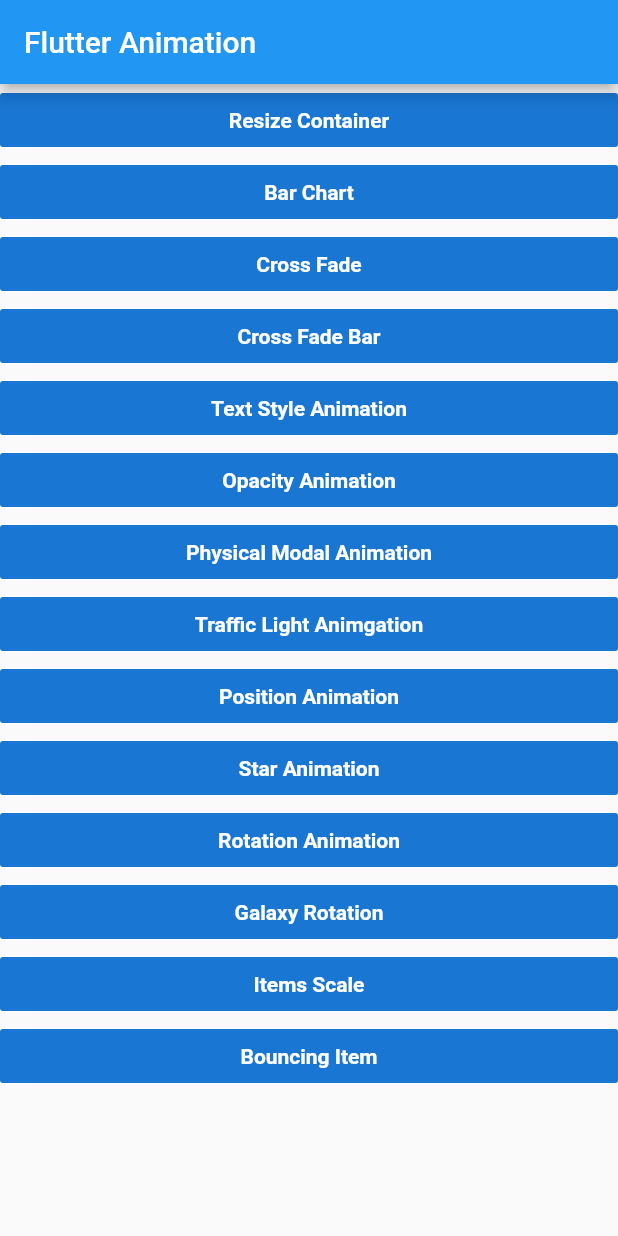
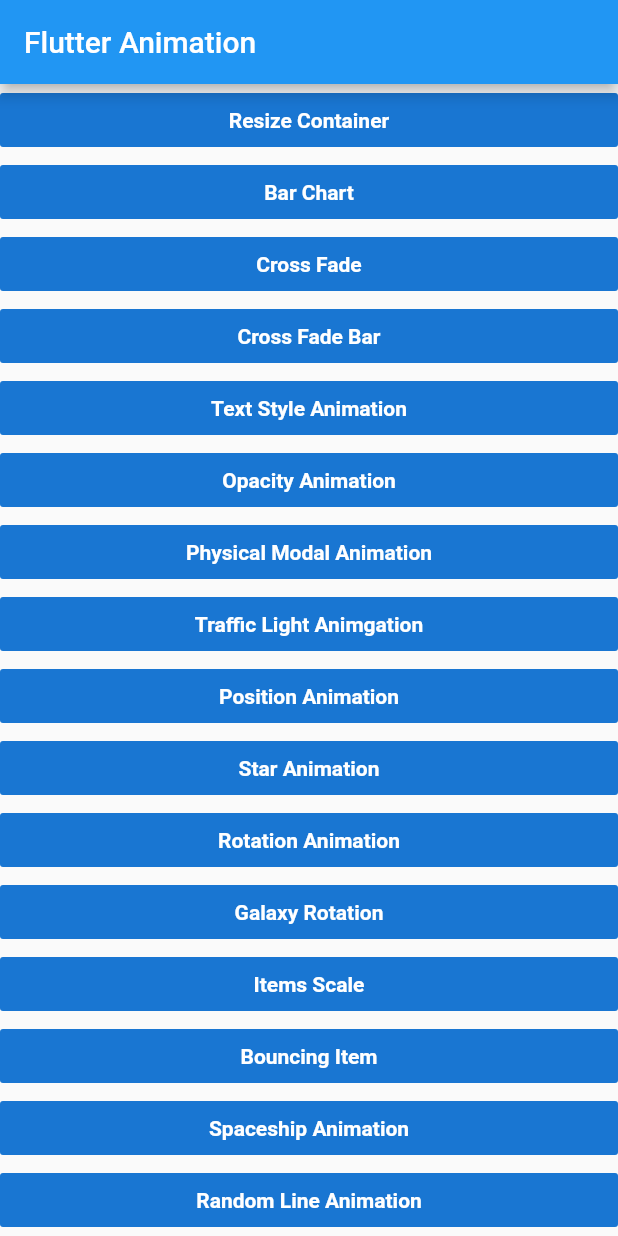
Before and after one commit to gyakhoe/flutter_animation, a Flutter app: the screen it shows after launch, on a phone screen of 412 x 824 dp. Run offline on Flutter 3.47's test engine with Material 2 defaults, Android fonts, the phone set to English and light mode, and no system bars.

Commit message:
spaceship animation flutter dev replicated

```diff
--- a/lib/common/routes.dart
+++ b/lib/common/routes.dart
@@ -1,4 +1,5 @@
 import 'package:flutter/material.dart';
+import 'package:flutter_animation/custom_animation/custom_animations.dart';
 import 'package:flutter_animation/implicit_animation/implicit_animations.dart';
 import 'package:flutter_animation/main.dart';
 import 'package:flutter_animation/transition/galaxy_rotation_transition.dart';
@@ -22,6 +23,8 @@ class Routes {
   static String galaxyRotation = '/transition/galaxy-rotation';
   static String rippleScaleTransition = '/transition/ripple-scale-transition';
   static String bouncingItemTransition = '/transition/moving-item-transition';
+  static String spaceShipAnimation = '/custom/space-ship-animation';
+  static String randomLineAnimation = '/custom/random-line-animation';
 
   static Map<String, WidgetBuilder> routeMap = {
     Routes.homePage: (context) => MyHomePage(title: 'Flutter Animation'),
@@ -39,5 +42,7 @@ class Routes {
     Routes.galaxyRotation: (context) => GalaxyRotationTransition(),
     Routes.rippleScaleTransition: (context) => RippleScaleTransition(),
     Routes.bouncingItemTransition: (context) => MovingItemTransition(),
+    Routes.spaceShipAnimation: (context) => SpaceShipAnimation(),
+    Routes.randomLineAnimation: (context) => RandomLinesAnimation(),
   };
 }
--- /dev/null
+++ b/lib/custom_animation/custom_animations.dart
@@ -0,0 +1,2 @@
+export 'space_ship_animation.dart';
+export 'random_lines_animation.dart';
--- a/lib/main.dart
+++ b/lib/main.dart
@@ -110,6 +110,16 @@ class MyHomePage extends StatelessWidget {
               routeName: Routes.bouncingItemTransition,
               buttonName: 'Bouncing Item',
             ),
+            _animationScreenRouteButton(
+              context: context,
+              routeName: Routes.spaceShipAnimation,
+              buttonName: 'Spaceship Animation',
+            ),
+            _animationScreenRouteButton(
+              context: context,
+              routeName: Routes.randomLineAnimation,
+              buttonName: 'Random Line Animation',
+            ),
           ],
         ),
       ),
```
Also changed, not shown: lib/custom_animation/random_lines_animation.dart (added, +46 -0 lines), lib/custom_animation/space_ship_animation.dart (added, +102 -0 lines), assets/images/spaceship.png (added).
